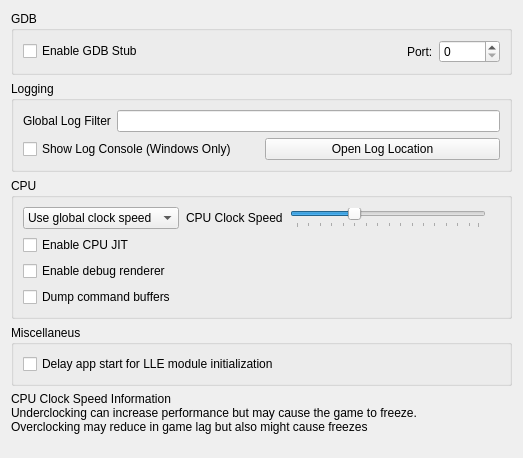
Above: src/citra_qt/configuration/configure_debug.ui from PabloMK7/citra before the change. Below: the same form after it.
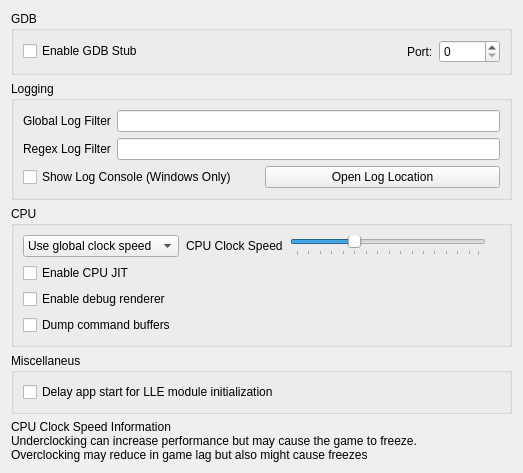
That is the form after the change.

Commit message: Add log regex filter

The edit to the form file:
```diff
--- a/src/citra_qt/configuration/configure_debug.ui
+++ b/src/citra_qt/configuration/configure_debug.ui
@@ -85,6 +85,20 @@
         </item>
        </layout>
       </item>
+      <item>
+       <layout class="QHBoxLayout" name="horizontalLayout">
+        <item>
+         <widget class="QLabel" name="label_3">
+          <property name="text">
+           <string>Regex Log Filter</string>
+          </property>
+         </widget>
+        </item>
+        <item>
+         <widget class="QLineEdit" name="log_regex_filter_edit"/>
+        </item>
+       </layout>
+      </item>
       <item>
        <layout class="QHBoxLayout" name="horizontalLayout_2">
         <item>
```
The commit also changes 7 other files.
